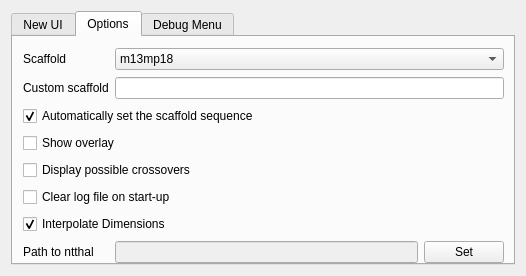
Above: AdenitaCoreSE/form/SEAdenitaCoreSEAppGUI.ui from edellano/Adenita-SAMSON-Edition before the change. Below: the same form after it.
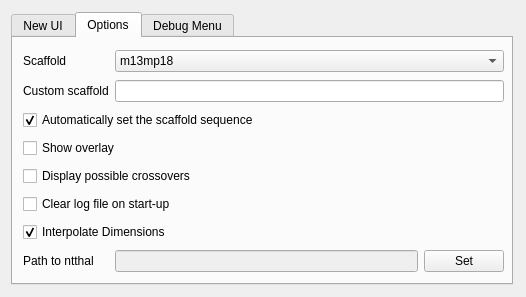
That is the form after the change. The open tabs and pages were chosen to show the change.

Patch:
```diff
--- a/AdenitaCoreSE/form/SEAdenitaCoreSEAppGUI.ui
+++ b/AdenitaCoreSE/form/SEAdenitaCoreSEAppGUI.ui
@@ -7,19 +7,19 @@
     <x>0</x>
     <y>0</y>
     <width>526</width>
-    <height>276</height>
+    <height>297</height>
    </rect>
   </property>
   <property name="minimumSize">
    <size>
     <width>526</width>
-    <height>276</height>
+    <height>297</height>
    </size>
   </property>
   <property name="maximumSize">
    <size>
     <width>526</width>
-    <height>276</height>
+    <height>297</height>
    </size>
   </property>
   <property name="focusPolicy">
@@ -42,6 +42,18 @@
          <verstretch>0</verstretch>
         </sizepolicy>
        </property>
+       <property name="minimumSize">
+        <size>
+         <width>502</width>
+         <height>273</height>
+        </size>
+       </property>
+       <property name="maximumSize">
+        <size>
+         <width>502</width>
+         <height>273</height>
+        </size>
+       </property>
        <property name="currentIndex">
         <number>0</number>
        </property>
@@ -187,7 +199,7 @@
            <x>10</x>
            <y>10</y>
            <width>481</width>
-           <height>223</height>
+           <height>231</height>
           </rect>
          </property>
          <layout class="QGridLayout" name="gridLayout">
```
